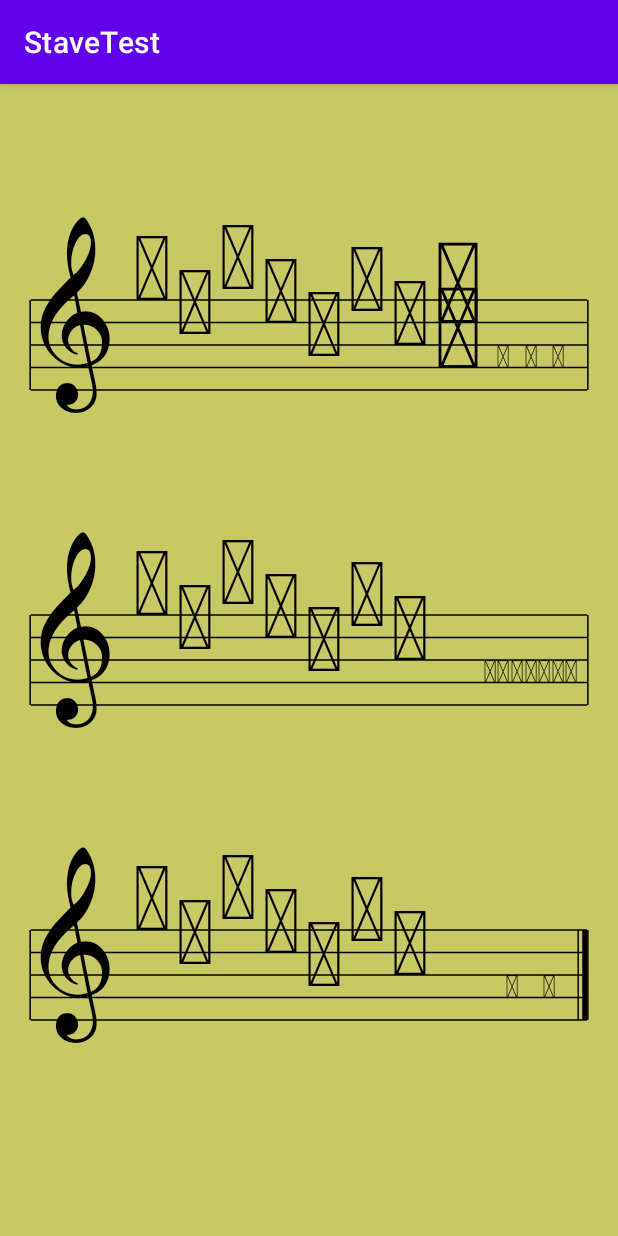
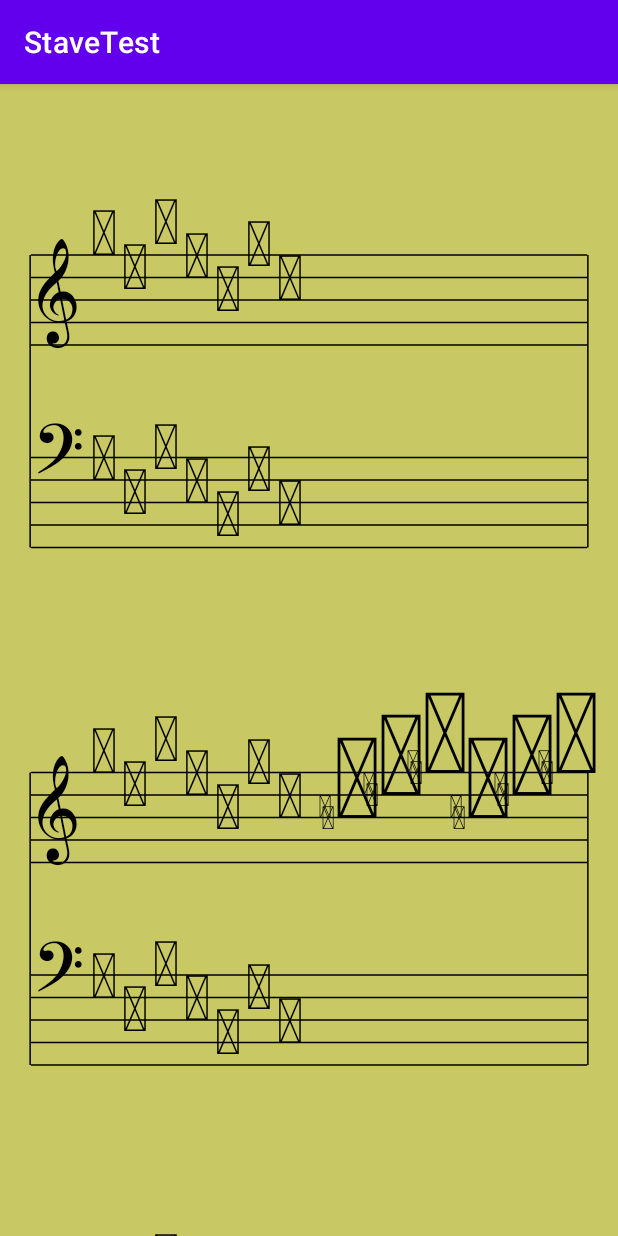
Before and after one commit to florinmuscalu/Zekon-Music-Skore, an Android app: the screen it shows after launch (MainActivity), on a phone screen of 412 x 824 dp. Run offline under Robolectric (Android 15) with nearby library versions, the phone set to English and light mode, and no system bars; 1 statement that could not run was skipped.

Commit message:
Bug fix.

```diff
--- a/app/src/main/java/com/example/stavetest/MainActivity.java
+++ b/app/src/main/java/com/example/stavetest/MainActivity.java
@@ -44,21 +44,21 @@ public class MainActivity extends AppCompatActivity {
         s.setPaddingT(5);
         s.setCenterVertical(true);
         s.setMultiLine(true);
-//        addSimpleMelodic();
-//        addRandom();
-//        addTestAll();
-//        List<FM_Note> chord = new ArrayList<>();
-//        List<Integer> clefs = new ArrayList<>();
-//        chord.add(new FM_Note(s, FM_NoteValue.LA, 4, FM_Accidental.None, FM_DurationValue.NOTE_WHOLE_D, true, true));
-//        chord.add(new FM_Note(s, FM_NoteValue.SI, 4, FM_Accidental.None, FM_DurationValue.NOTE_WHOLE_D, true, true));
-//        clefs.add(FM_ClefValue.TREBLE);
-//        clefs.add(FM_ClefValue.TREBLE);
-//        s.addChord(chord, clefs);
+        addSimpleMelodic();
+        addRandom();
+        addTestAll();
+        List<FM_Note> chord = new ArrayList<>();
+        List<Integer> clefs = new ArrayList<>();
+        chord.add(new FM_Note(s, FM_NoteValue.LA, 4, FM_Accidental.None, FM_DurationValue.NOTE_WHOLE_D, true, true));
+        chord.add(new FM_Note(s, FM_NoteValue.SI, 4, FM_Accidental.None, FM_DurationValue.NOTE_WHOLE_D, true, true));
+        clefs.add(FM_ClefValue.TREBLE);
+        clefs.add(FM_ClefValue.TREBLE);
+        s.addChord(chord, clefs);
 
         s.addStaffNote(new FM_Note(s, FM_NoteValue.SOL, 4, FM_Accidental.None, FM_DurationValue.NOTE_WHOLE, true, true), FM_ClefValue.TREBLE);
         s.addStaffNote(new FM_Note(s, FM_NoteValue.SOL, 4, FM_Accidental.None, FM_DurationValue.NOTE_WHOLE, true, true), FM_ClefValue.TREBLE);
         s.addStaffNote(new FM_Note(s, FM_NoteValue.SOL, 4, FM_Accidental.None, FM_DurationValue.NOTE_WHOLE, true, true), FM_ClefValue.TREBLE);
-        new FM_BarNote(s);
+
         s.addStaffNote(new FM_Note(s, FM_NoteValue.SOL, 4, FM_Accidental.None, FM_DurationValue.NOTE_WHOLE, true, true), FM_ClefValue.TREBLE);
         s.addStaffNote(new FM_Note(s, FM_NoteValue.SOL, 4, FM_Accidental.None, FM_DurationValue.NOTE_WHOLE, true, true), FM_ClefValue.TREBLE);
         s.addStaffNote(new FM_Note(s, FM_NoteValue.SOL, 4, FM_Accidental.None, FM_DurationValue.NOTE_WHOLE, true, true), FM_ClefValue.TREBLE);
@@ -66,7 +66,6 @@ public class MainActivity extends AppCompatActivity {
         s.addStaffNote(new FM_Note(s, FM_NoteValue.SOL, 4, FM_Accidental.None, FM_DurationValue.NOTE_WHOLE, true, true), FM_ClefValue.TREBLE);
         s.addStaffNote(new FM_Note(s, FM_NoteValue.SOL, 4, FM_Accidental.None, FM_DurationValue.NOTE_WHOLE, true, true), FM_ClefValue.TREBLE);
         s.addStaffNote(new FM_Note(s, FM_NoteValue.SOL, 4, FM_Accidental.None, FM_DurationValue.NOTE_WHOLE, true, true), FM_ClefValue.TREBLE);
-        new FM_BarNote(s);
         s.addStaffNote(new FM_Note(s, FM_NoteValue.SOL, 4, FM_Accidental.None, FM_DurationValue.NOTE_WHOLE, true, true), FM_ClefValue.TREBLE);
         s.addStaffNote(new FM_Note(s, FM_NoteValue.SOL, 4, FM_Accidental.None, FM_DurationValue.NOTE_WHOLE, true, true), FM_ClefValue.TREBLE);
     }
--- a/app/src/main/java/ro/florinm/FM_Score/FM_Const.java
+++ b/app/src/main/java/ro/florinm/FM_Score/FM_Const.java
@@ -2,6 +2,8 @@ package ro.florinm.FM_Score;
 
 import android.content.Context;
 import android.content.res.Resources;
+import android.graphics.Paint;
+import android.graphics.Rect;
 import android.util.TypedValue;
 
 import androidx.annotation.IntDef;
@@ -11,6 +13,7 @@ import java.lang.annotation.RetentionPolicy;
 import java.util.List;
 
 public class FM_Const {
+    public static final int DEFAULT_EXTRA_PADDING = 3;
     //notes
     public static final String _1Note = "\ue0a2";
     public static final String _2Note_up = "\ue1d3";
@@ -187,4 +190,10 @@ public class FM_Const {
         if (s.equals("la#m")) return FM_KeySignatureValue.LAsharpm;
         return FM_KeySignatureValue.DO;
     }
+
+    static float adjustFontSizePercent(Paint font, String text, float height){
+        Rect bounds = new Rect();
+        font.getTextBounds(text, 0, 1, bounds);
+        return height/bounds.height();
+    }
 }
--- a/app/src/main/java/ro/florinm/FM_Score/FM_KeySignature.java
+++ b/app/src/main/java/ro/florinm/FM_Score/FM_KeySignature.java
@@ -108,8 +108,8 @@ class FM_KeySignature extends FM_BaseNote {
 
     public float WidthAll(Paint font) {
         float tmp = font.getTextSize();
-        font.setTextSize(tmp * 0.8f);
-        float res = padding + font.measureText(toString()) + accidental.size() * FM_Const.dpTOpx(context, 2) + paddingExtra;
+        font.setTextSize(tmp * FM_Const.adjustFontSizePercent(Stave.StaveFont, FM_Const.Sharp, Stave.getDistanceBetweenStaveLines()*2));
+        float res = padding + font.measureText(toString()) + (accidental.size() - 1) * FM_Const.dpTOpx(context, 2) + paddingExtra + FM_Const.spTOpx(context, FM_Const.DEFAULT_EXTRA_PADDING);
         font.setTextSize(tmp);
         return res;
     }
@@ -133,7 +133,7 @@ class FM_KeySignature extends FM_BaseNote {
             float offset = displacement.get(i);
             float dy = StartY1 + offset * Stave.getDistanceBetweenStaveLines();
             float tmp = Stave.StaveFont.getTextSize();
-            Stave.StaveFont.setTextSize(tmp * 0.8f);
+            Stave.StaveFont.setTextSize(tmp * FM_Const.adjustFontSizePercent(Stave.StaveFont, FM_Const.Sharp, Stave.getDistanceBetweenStaveLines()*2));
             if (accidental.get(i) == FM_Accidental.Sharp) {
                 canvas.drawText(FM_Const.Sharp, dx, dy, Stave.StaveFont);
                 dx = dx + Stave.StaveFont.measureText(FM_Const.Sharp)+ + FM_Const.dpTOpx(context, 2);
--- a/app/src/main/java/ro/florinm/FM_Score/FM_Note.java
+++ b/app/src/main/java/ro/florinm/FM_Score/FM_Note.java
@@ -111,7 +111,7 @@ public class FM_Note extends FM_BaseNote {
 
     public float WidthAccidental(Paint font) {
         float tmp = font.getTextSize();
-        font.setTextSize(tmp * 0.8f);
+        Stave.StaveFont.setTextSize(tmp * FM_Const.adjustFontSizePercent(Stave.StaveFont, FM_Const.Sharp, Stave.getDistanceBetweenStaveLines()*2));
         float res = font.measureText(toStringAccidental());
         font.setTextSize(tmp);
         return res;
@@ -195,7 +195,7 @@ public class FM_Note extends FM_BaseNote {
         float width_accidental = WidthAccidental(Stave.StaveFont);
         Stave.StaveFont.setColor(Color);
         float tmp = Stave.StaveFont.getTextSize();
-        Stave.StaveFont.setTextSize(tmp * 0.8f);
+        Stave.StaveFont.setTextSize(tmp * FM_Const.adjustFontSizePercent(Stave.StaveFont, FM_Const.Sharp, Stave.getDistanceBetweenStaveLines()*2));
         canvas.drawText(toStringAccidental(), StartX + padding, dy, Stave.StaveFont);
         Stave.StaveFont.setTextSize(tmp);
         Stave.StaveFont.setTextSize(tmp * percent(Stave.StaveFont));
--- a/app/src/main/java/ro/florinm/FM_Score/FM_Score.java
+++ b/app/src/main/java/ro/florinm/FM_Score/FM_Score.java
@@ -479,45 +479,61 @@ public class FM_Score extends View {
     }
 
     protected float getClefWidth(){
-        float w = StaveFont.measureText(FM_Const.TrebleClef) + 2 * FM_Const.spTOpx(context, 4);
-        float w1 = StaveFont.measureText(FM_Const.BassClef) + 2 * FM_Const.spTOpx(context, 4);
+        float tmp = StaveFont.getTextSize();
+        StaveFont.setTextSize(tmp * FM_Const.adjustFontSizePercent(StaveFont, FM_Const._4, getDistanceBetweenStaveLines()*2));
+        float w = StaveFont.measureText(FM_Const.TrebleClef) + 2 * FM_Const.spTOpx(context, FM_Const.DEFAULT_EXTRA_PADDING);
+        float w1 = StaveFont.measureText(FM_Const.BassClef) + 2 * FM_Const.spTOpx(context, FM_Const.DEFAULT_EXTRA_PADDING);
+        StaveFont.setTextSize(tmp);
         return Math.max(w, w1);
     }
 
     private void DrawTrebleClef(Canvas canvas, float y){
+        float tmp = StaveFont.getTextSize();
+        StaveFont.setTextSize(tmp * FM_Const.adjustFontSizePercent(StaveFont, FM_Const._4, getDistanceBetweenStaveLines()*2));
         StaveFont.setColor(StaveLineColor.getColor());
-        canvas.drawText(FM_Const.TrebleClef, PaddingS+FM_Const.spTOpx(context, 3), y + 3 * DistanceBetweenStaveLines, StaveFont);
+        canvas.drawText(FM_Const.TrebleClef, PaddingS + FM_Const.spTOpx(context, FM_Const.DEFAULT_EXTRA_PADDING), y + 3 * DistanceBetweenStaveLines, StaveFont);
+        StaveFont.setTextSize(tmp);
     }
 
     private void DrawBassClef(Canvas canvas, float y){
+        float tmp = StaveFont.getTextSize();
+        StaveFont.setTextSize(tmp * FM_Const.adjustFontSizePercent(StaveFont, FM_Const._4, getDistanceBetweenStaveLines()*2));
         StaveFont.setColor(StaveLineColor.getColor());
-        canvas.drawText(FM_Const.BassClef, PaddingS+FM_Const.spTOpx(context, 3), y + 1 * DistanceBetweenStaveLines, StaveFont);
+        canvas.drawText(FM_Const.BassClef, PaddingS + FM_Const.spTOpx(context, FM_Const.DEFAULT_EXTRA_PADDING), y + 1 * DistanceBetweenStaveLines, StaveFont);
+        StaveFont.setTextSize(tmp);
     }
 
     protected float getTimeSignatureWidth(){
-        float w = 0;
-        if (TimeSignature != FM_TimeSignature.None) w = StaveFont.measureText(FM_Const._4) + 2 * FM_Const.spTOpx(context,4);
+        float w = FM_Const.spTOpx(context,FM_Const.DEFAULT_EXTRA_PADDING);
+        float tmp = StaveFont.getTextSize();
+        StaveFont.setTextSize(tmp * FM_Const.adjustFontSizePercent(StaveFont, FM_Const._4, getDistanceBetweenStaveLines()*2));
+        if (TimeSignature != FM_TimeSignature.None) w = w + StaveFont.measureText(FM_Const._4);
+        StaveFont.setTextSize(tmp);
         return w;
     }
 
     private void DrawTimeSignature(Canvas canvas, float y){
         StaveFont.setColor(StaveLineColor.getColor());
+        float tmp = StaveFont.getTextSize();
+        float pad = PaddingS + getClefWidth() + FirstStaveKey.WidthAll(StaveFont);
+        StaveFont.setTextSize(tmp * FM_Const.adjustFontSizePercent(StaveFont, FM_Const._4, getDistanceBetweenStaveLines()*2));
         if (TimeSignature == FM_TimeSignature._4_4) {
-            canvas.drawText(FM_Const._4, PaddingS + getClefWidth() + FirstStaveKey.WidthAll(StaveFont), y + 1 * DistanceBetweenStaveLines, StaveFont);
-            canvas.drawText(FM_Const._4, PaddingS + getClefWidth() + FirstStaveKey.WidthAll(StaveFont), y + 3 * DistanceBetweenStaveLines, StaveFont);
+            canvas.drawText(FM_Const._4, pad, y + 1 * DistanceBetweenStaveLines, StaveFont);
+            canvas.drawText(FM_Const._4, pad, y + 3 * DistanceBetweenStaveLines, StaveFont);
         }
         if (TimeSignature == FM_TimeSignature._2_4) {
-            canvas.drawText(FM_Const._2, PaddingS + getClefWidth() + FirstStaveKey.WidthAll(StaveFont), y + 1 * DistanceBetweenStaveLines, StaveFont);
-            canvas.drawText(FM_Const._4, PaddingS + getClefWidth() + FirstStaveKey.WidthAll(StaveFont), y + 3 * DistanceBetweenStaveLines, StaveFont);
+            canvas.drawText(FM_Const._2, pad, y + 1 * DistanceBetweenStaveLines, StaveFont);
+            canvas.drawText(FM_Const._4, pad, y + 3 * DistanceBetweenStaveLines, StaveFont);
         }
         if (TimeSignature == FM_TimeSignature._3_4) {
-            canvas.drawText(FM_Const._3, PaddingS + getClefWidth() + FirstStaveKey.WidthAll(StaveFont), y + 1 * DistanceBetweenStaveLines, StaveFont);
-            canvas.drawText(FM_Const._4, PaddingS + getClefWidth() + FirstStaveKey.WidthAll(StaveFont), y + 3 * DistanceBetweenStaveLines, StaveFont);
+            canvas.drawText(FM_Const._3, pad, y + 1 * DistanceBetweenStaveLines, StaveFont);
+            canvas.drawText(FM_Const._4, pad, y + 3 * DistanceBetweenStaveLines, StaveFont);
         }
         if (TimeSignature == FM_TimeSignature._3_2) {
-            canvas.drawText(FM_Const._3, PaddingS + getClefWidth() + FirstStaveKey.WidthAll(StaveFont), y + 1 * DistanceBetweenStaveLines, StaveFont);
-            canvas.drawText(FM_Const._2, PaddingS + getClefWidth() + FirstStaveKey.WidthAll(StaveFont), y + 3 * DistanceBetweenStaveLines, StaveFont);
+            canvas.drawText(FM_Const._3, pad, y + 1 * DistanceBetweenStaveLines, StaveFont);
+            canvas.drawText(FM_Const._2, pad, y + 3 * DistanceBetweenStaveLines, StaveFont);
         }
+        StaveFont.setTextSize(tmp);
     }
 
     public void addStaffNote(FM_BaseNote n){
@@ -582,8 +598,8 @@ public class FM_Score extends View {
     private void ComputeLines() {
         if (StaveNotes.size() == 0) return;
         int l = 1;
-        float startX = PaddingS + getClefWidth() + getTimeSignatureWidth() + SecondStaveKey.WidthAll(StaveFont);
-        float endX = width - PaddingE - 15;
+        float startX = PaddingS + getClefWidth() + FirstStaveKey.WidthAll(StaveFont) + getTimeSignatureWidth() + 2 * FM_Const.spTOpx(context, FM_Const.DEFAULT_EXTRA_PADDING);
+        float endX = width - PaddingE - 2 * FM_Const.spTOpx(context, FM_Const.DEFAULT_EXTRA_PADDING);
         float ys1 = getPaddingVertical();
         float ys2 = getPaddingVertical();
         if (StaffCount == FM_StaffCount._2) ys2 = ys1 + (getDistanceBetweenStaves() + 4 * DistanceBetweenStaveLines);
```
